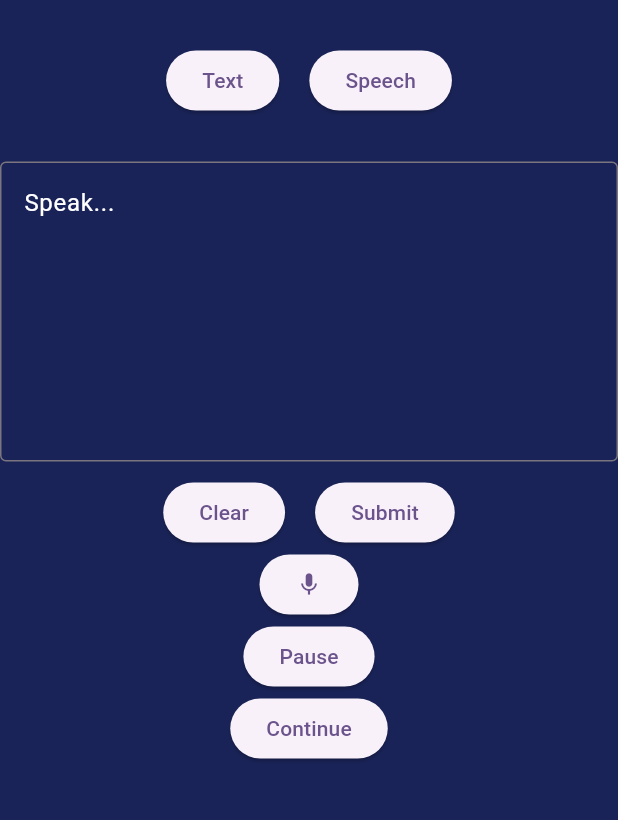
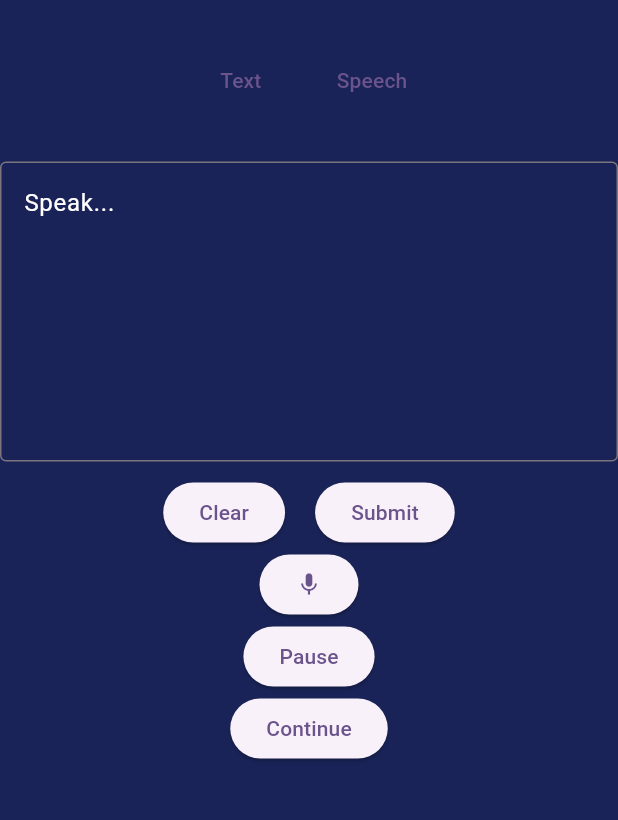
Before and after one commit to knaeimi/speech_analyzer, a Flutter app: the SpeechInputPage screen opened directly, on a phone screen of 412 x 824 dp, the part 125-945 px from its top. Run offline on Flutter 3.47's test engine with Material 3 defaults, Android fonts, the phone set to English and light mode, and no system bars; missing offline and left inert: speech_to_text_pro.

Commit message:
playing with buttons

```diff
--- a/speech_analyzer/lib/main.dart
+++ b/speech_analyzer/lib/main.dart
@@ -139,7 +139,7 @@ class SpeechInputPage extends StatelessWidget {
           Row(
             mainAxisSize: MainAxisSize.min,
             children: [
-              ElevatedButton.icon(
+              TextButton.icon(
                 onPressed: () {
                   textMap.clear();
                   Navigator.pop(
@@ -151,7 +151,7 @@ class SpeechInputPage extends StatelessWidget {
                 label: Text('Text'),
               ),
               SizedBox(width: 20),
-              ElevatedButton(
+              TextButton(
                 onPressed: () {
                 },
                 child: Text('Speech'),
```
